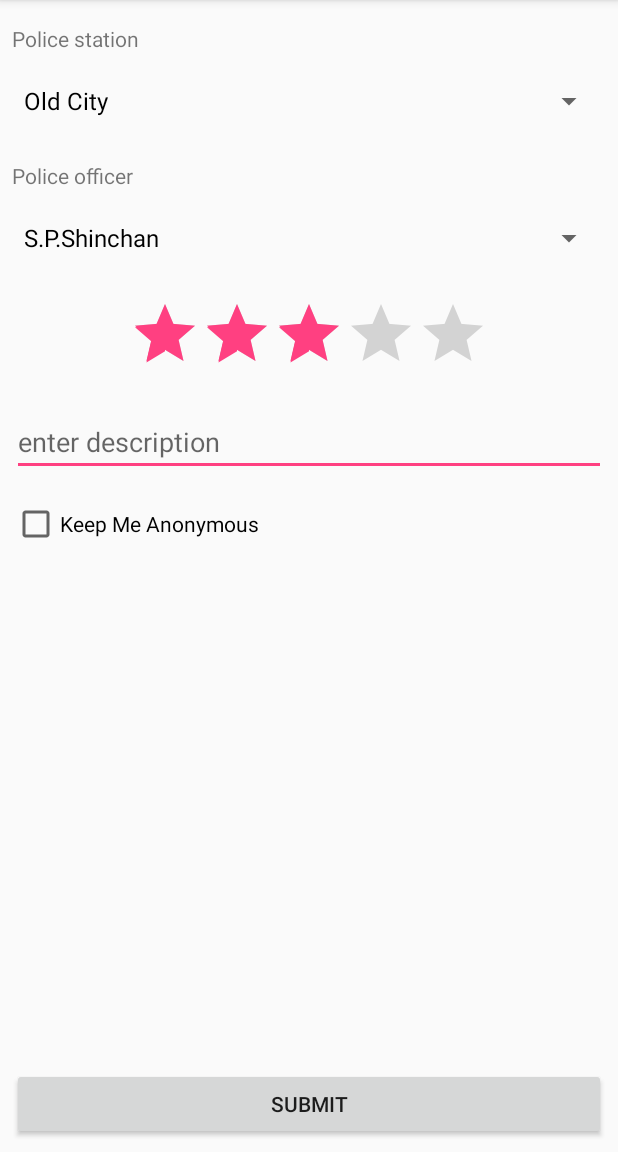
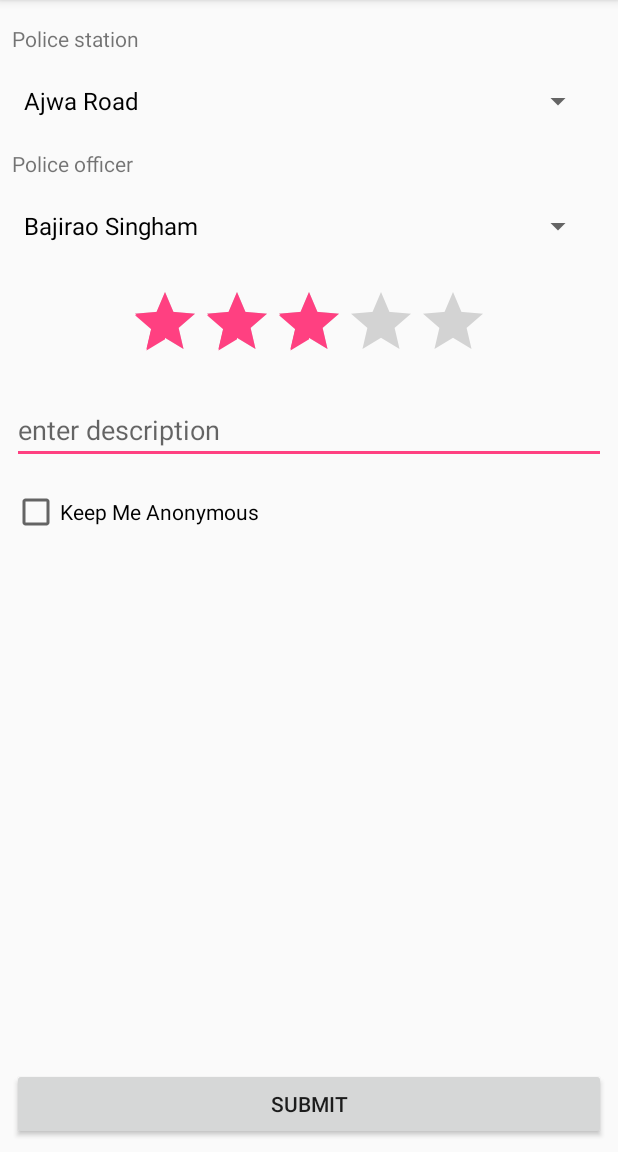
Before and after one commit to arafat-213/E-Police, an Android app: the FeedbackActivity screen opened directly, with no data from a screen before it, on a phone screen of 412 x 824 dp, the part 84-1236 px from its top. Run offline under Robolectric (Android 15) with nearby library versions, the phone set to English and light mode, and no system bars; our stand-ins replace Firebase (no records; nobody signed in at launch, a user with empty details on screens opened directly).

Commit message:
added spinners in request and feedback activity

```diff
--- a/app/src/main/java/com/svit/epolice/activities/FeedbackActivity.java
+++ b/app/src/main/java/com/svit/epolice/activities/FeedbackActivity.java
@@ -4,7 +4,6 @@ import android.os.Bundle;
 import android.support.annotation.NonNull;
 import android.support.v7.app.AppCompatActivity;
 import android.view.View;
-import android.widget.AdapterView;
 import android.widget.ArrayAdapter;
 import android.widget.Button;
 import android.widget.CheckBox;
@@ -21,6 +20,7 @@ import com.google.firebase.database.DatabaseReference;
 import com.google.firebase.database.FirebaseDatabase;
 import com.svit.epolice.Models.Feedback;
 import com.svit.epolice.R;
+import com.svit.epolice.utilities.SpinnerData;
 
 import java.util.ArrayList;
 
@@ -46,42 +46,12 @@ public class FeedbackActivity extends AppCompatActivity implements View.OnClickL
         setContentView(R.layout.feedback);
 
         init();
-
-        policeStationsSpinner.setOnItemSelectedListener(new AdapterView.OnItemSelectedListener() {
-            @Override
-            public void onItemSelected(AdapterView<?> adapterView, View view, int i, long l) {
-                switch (i) {
-                    case 0:
-                        policeMenArrayAdapter.clear();
-                        policeMenArrayAdapter.addAll(oldCityPoliceMen);
-                        policeMenArrayAdapter.notifyDataSetChanged();
-                        break;
-                    case 2:
-                        policeMenArrayAdapter.clear();
-                        policeMenArrayAdapter.addAll(ManjalpurPoliceMen);
-                        policeMenArrayAdapter.notifyDataSetChanged();
-                        break;
-                    default:
-                        policeMenArrayAdapter.clear();
-                        policeMenArrayAdapter.addAll(policemenArrayList);
-                        policeMenArrayAdapter.notifyDataSetChanged();
-                        break;
-                }
-            }
-
-            @Override
-            public void onNothingSelected(AdapterView<?> adapterView) {
-
-            }
-        });
-
+        setupSpinners();
     }
 
     public void init() {
         getSupportActionBar().setDisplayHomeAsUpEnabled(true);
         getSupportActionBar().setIcon(R.drawable.ic_arrow_back_black_24dp);
-        policeStationsSpinner = findViewById(R.id.policeStationsSpinner);
-        policeMenSpinner = findViewById(R.id.policeMenSpinner);
         anonymousCB = findViewById(R.id.anonymousCB);
         policeRatingBar = findViewById(R.id.policeRatingBar);
         descriptionET = findViewById(R.id.descriptionET);
@@ -91,34 +61,12 @@ public class FeedbackActivity extends AppCompatActivity implements View.OnClickL
 
         mDatabase = FirebaseDatabase.getInstance();
         mFeedbackRef = mDatabase.getReference("feedback");
-
-        policeStationsArrayList = new ArrayList<String>();
-        policemenArrayList = new ArrayList<String>();
-        policeStationsArrayList.add("Old City");
-        policeStationsArrayList.add("Karelibag");
-        policeStationsArrayList.add("Manjalpur");
-        policeStationsArrayList.add("Gotri");
-        policeStationsArrayList.add("Sayajigunj");
+        policemenArrayList = new ArrayList<>();
 
         policemenArrayList.add("Bajirao Singham");
         policemenArrayList.add("Jaykant sikhre");
         policemenArrayList.add("Constable Patil");
         policemenArrayList.add("Hawaldar Gokhle");
-
-
-        ManjalpurPoliceMen = new ArrayList<>();
-        ManjalpurPoliceMen.add("Policewala kaka");
-
-        oldCityPoliceMen = new ArrayList<>();
-        oldCityPoliceMen.add("S.P.Shinchan");
-        oldCityPoliceMen.add("Officer Jenny");
-
-        policeStationsAdapter = new ArrayAdapter(this, android.R.layout.simple_spinner_dropdown_item, policeStationsArrayList);
-        policeStationsSpinner.setAdapter(policeStationsAdapter);
-
-        policeMenArrayAdapter = new ArrayAdapter(this, android.R.layout.simple_spinner_dropdown_item, policemenArrayList);
-        policeMenSpinner.setAdapter(policeMenArrayAdapter);
-
     }
 
     @Override
@@ -175,4 +123,19 @@ public class FeedbackActivity extends AppCompatActivity implements View.OnClickL
         finish();
         return super.onSupportNavigateUp();
     }
+
+    public void setupSpinners() {
+        SpinnerData spinnerData = new SpinnerData();
+
+        policeStationsSpinner = findViewById(R.id.policeStationsSpinner);
+        policeStationsArrayList = spinnerData.getStationList();
+        policeStationsAdapter = new ArrayAdapter(this, R.layout.support_simple_spinner_dropdown_item, policeStationsArrayList);
+        policeStationsSpinner.setAdapter(policeStationsAdapter);
+
+        policeMenArrayAdapter = new ArrayAdapter(this, R.layout.support_simple_spinner_dropdown_item, policemenArrayList);
+        policeMenSpinner = findViewById(R.id.policeMenSpinner);
+        policeMenSpinner.setAdapter(policeMenArrayAdapter);
+
+
+    }
 }
--- /dev/null
+++ b/app/src/main/java/com/svit/epolice/utilities/SpinnerData.java
@@ -0,0 +1,67 @@
+package com.svit.epolice.utilities;
+
+import java.util.ArrayList;
+import java.util.Collections;
+
+public class SpinnerData {
+    ArrayList<String> stationList;
+    ArrayList<String> notificationTypesList;
+    ArrayList<String> designationList;
+
+    public SpinnerData() {
+        stationList = new ArrayList<>();
+        designationList = new ArrayList<>();
+    }
+
+    public ArrayList<String> getStationList() {
+        stationList.add("Old city");
+        stationList.add("Sayajigunj");
+        stationList.add("Akota");
+        stationList.add("Manjalpur");
+        stationList.add("Raopura");
+        stationList.add("Waghodia Road");
+        stationList.add("Karelibaug");
+        stationList.add("Gotri");
+        stationList.add("Vaasna");
+        stationList.add("Tarsali");
+        stationList.add("Ajwa Road");
+        stationList.add("Harni");
+        stationList.add("Tandalja");
+        stationList.add("OP Road");
+        Collections.sort(stationList);
+        return stationList;
+    }
+
+    public void setStationList(ArrayList<String> stationList) {
+        this.stationList = stationList;
+    }
+
+    public ArrayList<String> getNotificationTypesList() {
+        notificationTypesList.add("Emergeny");
+        notificationTypesList.add("Informative");
+        notificationTypesList.add("Alert");
+        notificationTypesList.add("Greetings");
+        notificationTypesList.add("Missing person");
+        notificationTypesList.add("Wanted person");
+        notificationTypesList.add("City news");
+        return notificationTypesList;
+    }
+
+    public void setNotificationTypesList(ArrayList<String> notificationTypesList) {
+        this.notificationTypesList = notificationTypesList;
+    }
+
+    public ArrayList<String> getDesignationList() {
+        designationList.add("Commissioner of police");
+        designationList.add("ACP");
+        designationList.add("DCP");
+        designationList.add("Police Inspector");
+        designationList.add("Police Sub-Inspector");
+        designationList.add("Police Constable");
+        return designationList;
+    }
+
+    public void setDesignationList(ArrayList<String> designationList) {
+        this.designationList = designationList;
+    }
+}
--- a/app/src/main/res/layout/feedback.xml
+++ b/app/src/main/res/layout/feedback.xml
@@ -31,20 +31,22 @@
 
     <Spinner
         android:id="@+id/policeStationsSpinner"
-        android:layout_width="395dp"
+        android:layout_width="0dp"
         android:layout_height="wrap_content"
         android:layout_marginStart="8dp"
         android:layout_marginTop="8dp"
+        android:layout_marginEnd="16dp"
+        app:layout_constraintEnd_toEndOf="parent"
         app:layout_constraintStart_toStartOf="parent"
         app:layout_constraintTop_toBottomOf="@+id/textView" />
 
     <Spinner
         android:id="@+id/policeMenSpinner"
-        android:layout_width="395dp"
+        android:layout_width="0dp"
         android:layout_height="wrap_content"
-        android:layout_marginStart="8dp"
         android:layout_marginTop="8dp"
-        app:layout_constraintStart_toStartOf="parent"
+        app:layout_constraintEnd_toEndOf="@+id/policeStationsSpinner"
+        app:layout_constraintStart_toStartOf="@+id/policeStationsSpinner"
         app:layout_constraintTop_toBottomOf="@+id/textView4" />
 
     <TextView
@@ -52,7 +54,7 @@
         android:layout_width="wrap_content"
         android:layout_height="wrap_content"
         android:layout_marginStart="8dp"
-        android:layout_marginTop="16dp"
+        android:layout_marginTop="8dp"
         android:text="@string/police_officer"
         app:layout_constraintStart_toStartOf="parent"
         app:layout_constraintTop_toBottomOf="@+id/policeStationsSpinner" />
--- a/app/src/main/res/values/strings.xml
+++ b/app/src/main/res/values/strings.xml
@@ -15,4 +15,5 @@
     <string name="police_station">Police station</string>
     <string name="police_officer">Police officer</string>
     <string name="new_user_sign_up_here">New user? Sign up here</string>
+    <string name="hint_area">Area</string>
 </resources>
```
Also changed, not shown: app/src/main/java/com/svit/epolice/activities/RequestPatrollingActivity.java (+19 -87 lines), app/src/main/res/layout/request_patrolling.xml (+15 -4 lines).
